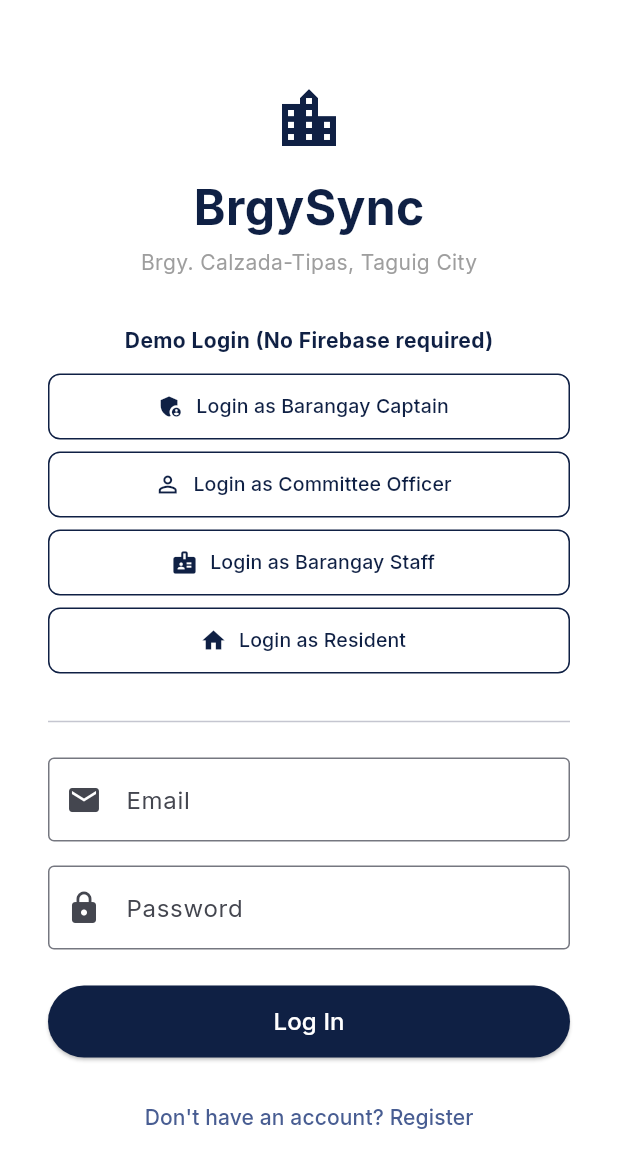
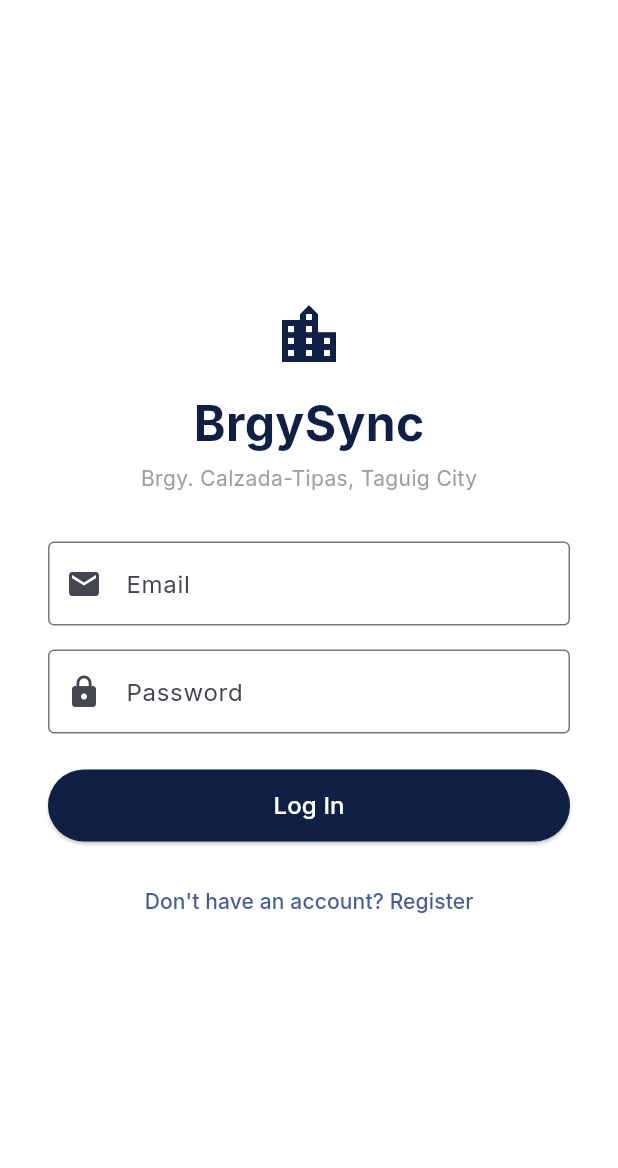
Before and after one commit to christopherreex-bit/brgy-sync, a Flutter app: the screen it shows after launch, on a phone screen of 412 x 824 dp. Shown: the top 1168 px of the screen. Run offline on Flutter 3.47's test engine with Material 3 defaults, Android fonts, the phone set to English and light mode, and no system bars; our stand-ins replace cloud_firestore, firebase_auth, firebase_core, go_router, google_fonts; accounts and stored records are empty.

Commit message:
Remove demo login buttons and mock SMS mode — production cleanup

```diff
--- a/lib/screens/auth/login_screen.dart
+++ b/lib/screens/auth/login_screen.dart
@@ -40,14 +40,6 @@ class _LoginScreenState extends State<LoginScreen> {
     }
   }
 
-  void _mockLogin(String role) {
-    context.read<AuthService>().mockLogin(role);
-    if (mounted) {
-      final target = role == 'resident' ? '/resident' : '/dashboard';
-      context.go(target);
-    }
-  }
-
   @override
   Widget build(BuildContext context) {
     return Scaffold(
@@ -68,23 +60,7 @@ class _LoginScreenState extends State<LoginScreen> {
                     style: TextStyle(color: Colors.grey)),
                 const SizedBox(height: 32),
 
-                // ─── Demo Login Buttons ─────────────────────────
-                const Text('Demo Login (No Firebase required)',
-                    style: TextStyle(fontSize: 14, fontWeight: FontWeight.bold, color: kNavy)),
-                const SizedBox(height: 12),
-                _demoButton('Login as Barangay Captain', 'captain', Icons.admin_panel_settings),
-                const SizedBox(height: 8),
-                _demoButton('Login as Committee Officer', 'officer', Icons.person_outline),
-                const SizedBox(height: 8),
-                _demoButton('Login as Barangay Staff', 'staff', Icons.badge),
-                const SizedBox(height: 8),
-                _demoButton('Login as Resident', 'resident', Icons.home),
-
-                const SizedBox(height: 24),
-                const Divider(),
-                const SizedBox(height: 16),
-
-                // ─── Real Login Form ───────────────────────────
+                // ─── Login Form ─────────────────────────────────
                 if (_error != null)
                   Container(
                     padding: const EdgeInsets.all(12),
@@ -145,22 +121,6 @@ class _LoginScreenState extends State<LoginScreen> {
     );
   }
 
-  Widget _demoButton(String label, String role, IconData icon) {
-    return SizedBox(
-      width: double.infinity,
-      height: 44,
-      child: OutlinedButton.icon(
-        onPressed: () => _mockLogin(role),
-        icon: Icon(icon, size: 18, color: kNavy),
-        label: Text(label, style: const TextStyle(color: kNavy, fontSize: 13)),
-        style: OutlinedButton.styleFrom(
-          side: const BorderSide(color: kNavy),
-          shape: RoundedRectangleBorder(borderRadius: BorderRadius.circular(8)),
-        ),
-      ),
-    );
-  }
-
   @override
   void dispose() {
     _emailCtrl.dispose();
```
Also changed, not shown: lib/services/auth_service.dart (+4 -37 lines), lib/services/twilio_service.dart (+1 -10 lines).
